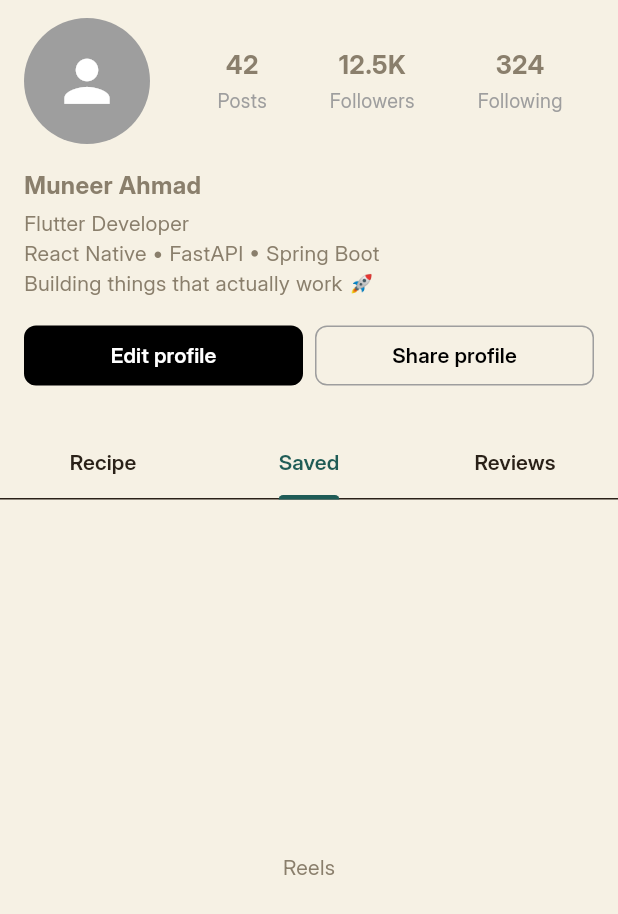
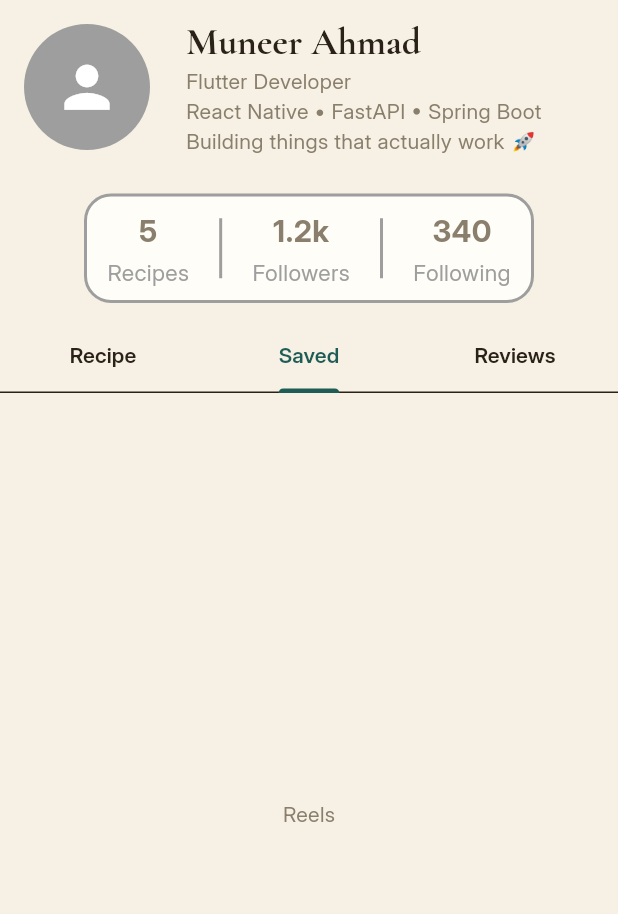
Before and after one commit to muneer-ahmad09/recipe_box_app, a Flutter app: the Profile widget shown alone on an empty page, opened directly, tab 2 chosen, on a phone screen of 412 x 824 dp. Shown: the top 914 px of the screen. Run offline on Flutter 3.47's test engine with Material 3 defaults, Android fonts, the phone set to English and light mode, and no system bars; network calls fail.

Commit message:
added profile recipe grid card and updated user details UI

```diff
--- a/lib/screens/profile/profile.dart
+++ b/lib/screens/profile/profile.dart
@@ -19,6 +19,7 @@ class Profile extends StatelessWidget {
 
               ),
                 SliverPersistentHeader(
+                  pinned: true,
                     delegate: _TabBarDelegate(
                       const TabBar(
                           tabs: [
@@ -45,7 +46,7 @@ class Profile extends StatelessWidget {
             // ])
           body: const TabBarView(
             children: [
-              Center(child: Text('Posts')),
+              RecipeTab(),
               Center(child: Text('Reels')),
               Center(child: Text('Tagged')),
             ],
--- /dev/null
+++ b/lib/screens/profile/widgets/profile_recipe_grid_card.dart
@@ -0,0 +1,47 @@
+import 'package:flutter/material.dart';
+
+class ProfileRecipeGridCard extends StatelessWidget {
+  final String recipeName;
+  final String recipeImageUrl;
+
+  const ProfileRecipeGridCard({
+    super.key,
+    required this.recipeName,
+    required this.recipeImageUrl,
+  });
+
+  @override
+  Widget build(BuildContext context) {
+    return Container(
+      decoration: BoxDecoration(borderRadius: BorderRadius.circular(15)),
+      clipBehavior: Clip.antiAlias,
+      child: Stack(
+        fit: StackFit.expand,
+        children: [
+          Image.network(recipeImageUrl, fit: BoxFit.cover),
+
+          DecoratedBox(
+            decoration: BoxDecoration(
+              gradient: LinearGradient(
+                begin: Alignment.topCenter,
+                end: Alignment.bottomCenter,
+                colors: [Colors.transparent, Colors.black87],
+              ),
+            ),
+          ),
+
+          Positioned(
+            left: 12,
+            right: 12,
+            bottom: 12,
+            child: Text(
+              recipeName,
+              style: Theme.of(context).textTheme.titleMedium
+                  ?.copyWith(color: Colors.white, fontWeight: FontWeight.bold),
+            ),
+          ),
+        ],
+      ),
+    );
+  }
+}
--- a/lib/screens/profile/widgets/profile_user_detail.dart
+++ b/lib/screens/profile/widgets/profile_user_detail.dart
@@ -1,4 +1,5 @@
 import 'package:flutter/material.dart';
+import 'package:recipe_box_app/core/theme/app_colors.dart';
 import 'package:recipe_box_app/screens/profile/widgets/stat.dart';
 
 class ProfileUserDetail extends StatelessWidget {
@@ -12,7 +13,7 @@ class ProfileUserDetail extends StatelessWidget {
         vertical: 12,
       ),
       child: Column(
-        crossAxisAlignment: CrossAxisAlignment.start,
+        crossAxisAlignment: CrossAxisAlignment.center,
         children: [
           Row(
             children: [
@@ -26,94 +27,72 @@ class ProfileUserDetail extends StatelessWidget {
                   color: Colors.white,
                 ),
               ),
+              const SizedBox(width: 24),
+              // User details
+              Expanded(
+                child: Column(
+                  crossAxisAlignment: CrossAxisAlignment.start,
+                  children: [
+                    Text(
+                      'Muneer Ahmad',
+                      style: Theme.of(context).textTheme.headlineMedium?.copyWith(
+                        fontWeight: FontWeight.bold
+                      )
+                    ),
+                    Text(
+                      'Flutter Developer\n'
+                          'React Native • FastAPI • Spring Boot\n'
+                          'Building things that actually work 🚀',
+                      style: Theme.of(context).textTheme.bodyMedium?.copyWith(
+                        fontSize: 14.0
+                      )
+                    ),
 
-              const SizedBox(width: 24),
+                  ],
 
-              // Stats
-              Expanded(
-                child: Row(
-                  mainAxisAlignment: MainAxisAlignment.spaceAround,
-                  children: const [
-                    Stat(
-                      value: '42',
-                      label: 'Posts',
-                    ),
-                    Stat(
-                      value: '12.5K',
-                      label: 'Followers',
-                    ),
-                    Stat(
-                      value: '324',
-                      label: 'Following',
-                    ),
-                  ],
-                ),
+                )
               ),
             ],
           ),
-
-          const SizedBox(height: 16),
-
-          const Text(
-            'Muneer Ahmad',
-            style: TextStyle(
-              fontSize: 16,
-              fontWeight: FontWeight.bold,
+          SizedBox(height: 25,),
+          Container(
+            width: 300,
+            decoration: BoxDecoration(
+              color: AppColors.cardWhite,
+              borderRadius: BorderRadius.circular(18),
+              border: BoxBorder.all(
+                color: Colors.grey,
+                width: 2,
+              )
             ),
-          ),
-
-          const SizedBox(height: 4),
-
-          const Text(
-            'Flutter Developer\n'
-                'React Native • FastAPI • Spring Boot\n'
-                'Building things that actually work 🚀',
-            style: TextStyle(
-              fontSize: 14,
-              height: 1.4,
-            ),
-          ),
-
-          const SizedBox(height: 14),
-
-          Row(
-            children: [
-              Expanded(
-                child: ElevatedButton(
-                  onPressed: () {},
-                  style: ElevatedButton.styleFrom(
-                    backgroundColor: Colors.black,
-                    foregroundColor: Colors.white,
-                    elevation: 0,
-                    shape: RoundedRectangleBorder(
-                      borderRadius: BorderRadius.circular(8),
+            child: Padding(
+              padding: const EdgeInsets.all(8.0),
+              child: Row(
+                mainAxisAlignment: MainAxisAlignment.spaceAround,
+                children: [
+                  Stat(value: '5', label: 'Recipes',),
+                  SizedBox(
+                    height: 40,
+                    child: VerticalDivider(
+                      thickness: 2,
+                      width: 20,
+                      color: Colors.grey,
                     ),
                   ),
-                  child: const Text('Edit profile'),
-                ),
-              ),
-
-              const SizedBox(width: 8),
-
-              Expanded(
-                child: OutlinedButton(
-                  onPressed: () {},
-                  style: OutlinedButton.styleFrom(
-                    foregroundColor: Colors.black,
-                    side: const BorderSide(
+                  Stat(value: '1.2k', label: 'Followers'),
+                  SizedBox(
+                    height: 40,
+                    child: VerticalDivider(
+                      thickness: 2,
+                      width: 20,
                       color: Colors.grey,
                     ),
-                    shape: RoundedRectangleBorder(
-                      borderRadius: BorderRadius.circular(8),
-                    ),
                   ),
-                  child: const Text('Share profile'),
-                ),
+                  Stat(value: '340', label: 'Following'),
+                ],
               ),
-            ],
-          ),
-
-          const SizedBox(height: 12),
+            ),
+          )
         ],
       ),
     );
--- a/lib/screens/profile/widgets/stat.dart
+++ b/lib/screens/profile/widgets/stat.dart
@@ -16,7 +16,7 @@ class Stat extends StatelessWidget {
         Text(
           value,
           style: const TextStyle(
-            fontSize: 17,
+            fontSize: 20,
             fontWeight: FontWeight.bold,
           ),
         ),
@@ -24,7 +24,7 @@ class Stat extends StatelessWidget {
         Text(
           label,
           style: const TextStyle(
-            fontSize: 13,
+            fontSize: 15,
             color: Colors.grey,
           ),
         ),
```
Also changed, not shown: lib/screens/profile/widgets/recipe_tab.dart (+109 -16 lines).
